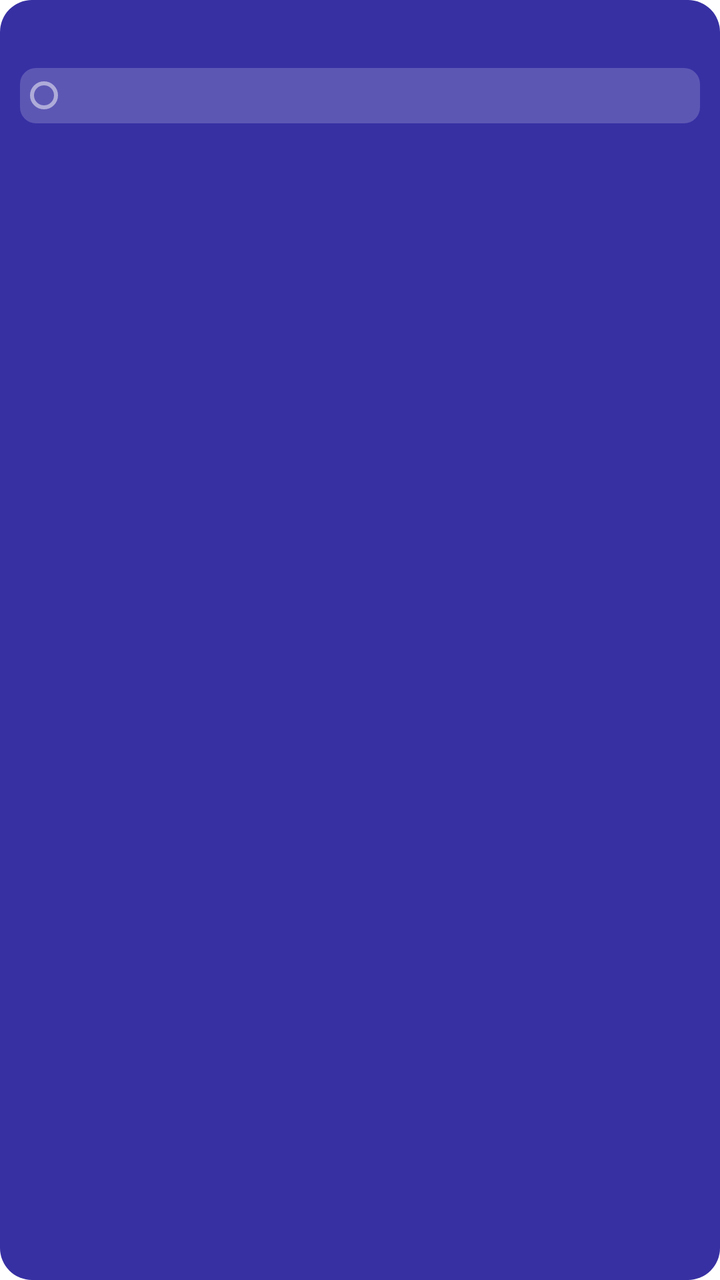
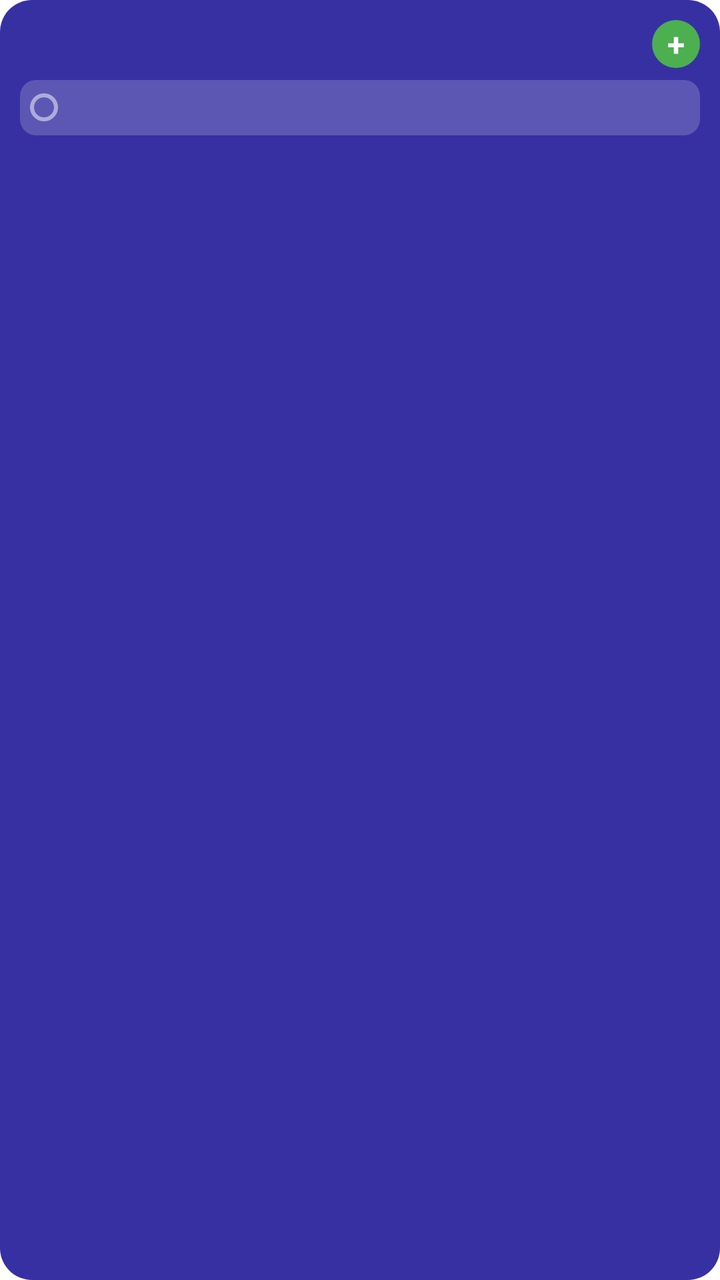

Compare the two renders of this Android layout. The source of the first and the diff that turns it into the second are given below.
<!-- AndroidManifest.xml: fallback theme Theme.MaterialComponents.DayNight.NoActionBar -->
<!-- res/layout/task_widget_medium.xml -->
<?xml version="1.0" encoding="utf-8"?>
<LinearLayout xmlns:android="http://schemas.android.com/apk/res/android"
    android:id="@+id/widget_container" android:layout_width="match_parent" android:layout_height="match_parent"
    android:background="@drawable/widget_background" android:orientation="vertical" android:padding="10dp">
    
    <LinearLayout android:layout_width="match_parent" android:layout_height="wrap_content" android:gravity="center_vertical">
        <ImageView android:layout_width="18dp" android:layout_height="18dp" android:src="@mipmap/ic_launcher"/>
        <TextView android:id="@+id/widget_date" android:layout_width="0dp" android:layout_height="wrap_content"
            android:layout_weight="1" android:layout_marginStart="6dp" android:textColor="#FFFFFF" android:textSize="13sp" android:textStyle="bold"/>
        <TextView android:id="@+id/widget_count" android:layout_width="wrap_content" android:layout_height="wrap_content"
            android:textColor="#80FFFFFF" android:textSize="12sp"/>
    </LinearLayout>
    
    <LinearLayout android:id="@+id/empty_container" android:layout_width="match_parent" android:layout_height="0dp"
        android:layout_weight="1" android:gravity="center" android:padding="8dp" android:visibility="gone">
        <TextView android:id="@+id/empty_text" android:layout_width="match_parent" android:layout_height="match_parent"
            android:gravity="center" android:maxLines="3" android:ellipsize="end" android:fontFamily="@font/caveat" android:textColor="#F2FFFFFF"
            android:autoSizeTextType="uniform" android:autoSizeMinTextSize="10sp" android:autoSizeMaxTextSize="20sp" android:autoSizeStepGranularity="1sp"/>
    </LinearLayout>
    
    <LinearLayout android:layout_width="match_parent" android:layout_height="0dp" android:layout_weight="1"
        android:layout_marginTop="6dp" android:orientation="vertical">
        <LinearLayout android:id="@+id/task_row_1" android:layout_width="match_parent" android:layout_height="wrap_content"
            android:layout_marginBottom="3dp" android:background="@drawable/widget_row_bg" android:gravity="center_vertical" android:padding="5dp">
            <ImageView android:id="@+id/task_checkbox_1" android:layout_width="14dp" android:layout_height="14dp" android:background="@drawable/widget_checkbox"/>
            <TextView android:id="@+id/priority_dot_1" android:layout_width="wrap_content" android:layout_height="wrap_content" android:text="●" android:textSize="8sp" android:textColor="#EF5350" android:layout_marginStart="3dp" android:visibility="gone"/>
            <TextView android:id="@+id/task_title_1" android:layout_width="0dp" android:layout_height="wrap_content"
                android:layout_marginStart="4dp" android:layout_weight="1" android:ellipsize="end" android:maxLines="1" android:textColor="#FFFFFF" android:textSize="13sp"/>
            <TextView android:id="@+id/task_time_1" android:layout_width="wrap_content" android:layout_height="wrap_content"
                android:textColor="#80FFFFFF" android:textSize="11sp" android:layout_marginStart="6dp" android:visibility="gone"/>
        </LinearLayout>
        <LinearLayout android:id="@+id/task_row_2" android:layout_width="match_parent" android:layout_height="wrap_content"
            android:layout_marginBottom="3dp" android:background="@drawable/widget_row_bg" android:gravity="center_vertical" android:padding="5dp" android:visibility="gone">
            <ImageView android:id="@+id/task_checkbox_2" android:layout_width="14dp" android:layout_height="14dp" android:background="@drawable/widget_checkbox"/>
            <TextView android:id="@+id/priority_dot_2" android:layout_width="wrap_content" android:layout_height="wrap_content" android:text="●" android:textSize="8sp" android:textColor="#EF5350" android:layout_marginStart="3dp" android:visibility="gone"/>
            <TextView android:id="@+id/task_title_2" android:layout_width="0dp" android:layout_height="wrap_content"
                android:layout_marginStart="4dp" android:layout_weight="1" android:ellipsize="end" android:maxLines="1" android:textColor="#FFFFFF" android:textSize="13sp"/>
            <TextView android:id="@+id/task_time_2" android:layout_width="wrap_content" android:layout_height="wrap_content"
                android:textColor="#80FFFFFF" android:textSize="11sp" android:layout_marginStart="6dp" android:visibility="gone"/>
        </LinearLayout>
        <LinearLayout android:id="@+id/task_row_3" android:layout_width="match_parent" android:layout_height="wrap_content"
            android:layout_marginBottom="3dp" android:background="@drawable/widget_row_bg" android:gravity="center_vertical" android:padding="5dp" android:visibility="gone">
            <ImageView android:id="@+id/task_checkbox_3" android:layout_width="14dp" android:layout_height="14dp" android:background="@drawable/widget_checkbox"/>
            <TextView android:id="@+id/priority_dot_3" android:layout_width="wrap_content" android:layout_height="wrap_content" android:text="●" android:textSize="8sp" android:textColor="#EF5350" android:layout_marginStart="3dp" android:visibility="gone"/>
            <TextView android:id="@+id/task_title_3" android:layout_width="0dp" android:layout_height="wrap_content"
                android:layout_marginStart="4dp" android:layout_weight="1" android:ellipsize="end" android:maxLines="1" android:textColor="#FFFFFF" android:textSize="13sp"/>
            <TextView android:id="@+id/task_time_3" android:layout_width="wrap_content" android:layout_height="wrap_content"
                android:textColor="#80FFFFFF" android:textSize="11sp" android:layout_marginStart="6dp" android:visibility="gone"/>
        </LinearLayout>
        <LinearLayout android:id="@+id/task_row_4" android:layout_width="match_parent" android:layout_height="wrap_content"
            android:layout_marginBottom="3dp" android:background="@drawable/widget_row_bg" android:gravity="center_vertical" android:padding="5dp" android:visibility="gone">
            <ImageView android:id="@+id/task_checkbox_4" android:layout_width="14dp" android:layout_height="14dp" android:background="@drawable/widget_checkbox"/>
            <TextView android:id="@+id/priority_dot_4" android:layout_width="wrap_content" android:layout_height="wrap_content" android:text="●" android:textSize="8sp" android:textColor="#EF5350" android:layout_marginStart="3dp" android:visibility="gone"/>
            <TextView android:id="@+id/task_title_4" android:layout_width="0dp" android:layout_height="wrap_content"
                android:layout_marginStart="4dp" android:layout_weight="1" android:ellipsize="end" android:maxLines="1" android:textColor="#FFFFFF" android:textSize="13sp"/>
            <TextView android:id="@+id/task_time_4" android:layout_width="wrap_content" android:layout_height="wrap_content"
                android:textColor="#80FFFFFF" android:textSize="11sp" android:layout_marginStart="6dp" android:visibility="gone"/>
        </LinearLayout>
        <LinearLayout android:id="@+id/task_row_5" android:layout_width="match_parent" android:layout_height="wrap_content"
            android:background="@drawable/widget_row_bg" android:gravity="center_vertical" android:padding="5dp" android:visibility="gone">
            <ImageView android:id="@+id/task_checkbox_5" android:layout_width="14dp" android:layout_height="14dp" android:background="@drawable/widget_checkbox"/>
            <TextView android:id="@+id/priority_dot_5" android:layout_width="wrap_content" android:layout_height="wrap_content" android:text="●" android:textSize="8sp" android:textColor="#EF5350" android:layout_marginStart="3dp" android:visibility="gone"/>
            <TextView android:id="@+id/task_title_5" android:layout_width="0dp" android:layout_height="wrap_content"
                android:layout_marginStart="4dp" android:layout_weight="1" android:ellipsize="end" android:maxLines="1" android:textColor="#FFFFFF" android:textSize="13sp"/>
            <TextView android:id="@+id/task_time_5" android:layout_width="wrap_content" android:layout_height="wrap_content"
                android:textColor="#80FFFFFF" android:textSize="11sp" android:layout_marginStart="6dp" android:visibility="gone"/>
        </LinearLayout>
    </LinearLayout>
</LinearLayout>
<!-- resources referenced by this layout -->
<resources>
  <!-- drawable widget_background (drawable) -->
  ﻿<?xml version="1.0" encoding="utf-8"?>
  <shape xmlns:android="http://schemas.android.com/apk/res/android" android:shape="rectangle">
      <solid android:color="#FF3730A3" />
      <corners android:radius="16dp" />
  </shape>
  <!-- drawable widget_checkbox (drawable) -->
  ﻿<?xml version="1.0" encoding="utf-8"?>
  <shape xmlns:android="http://schemas.android.com/apk/res/android" android:shape="oval">
      <stroke android:width="2dp" android:color="#80FFFFFF" />
      <size android:width="20dp" android:height="20dp" />
  </shape>
  <!-- drawable widget_row_bg (drawable) -->
  ﻿<?xml version="1.0" encoding="utf-8"?>
  <shape xmlns:android="http://schemas.android.com/apk/res/android" android:shape="rectangle">
      <solid android:color="#30FFFFFF" />
      <corners android:radius="8dp" />
  </shape>
  <!-- mipmap ic_launcher (mipmap-anydpi-v26) -->
  <?xml version="1.0" encoding="utf-8"?>
  <adaptive-icon xmlns:android="http://schemas.android.com/apk/res/android">
    <background android:drawable="@mipmap/ic_launcher_background"/>
    <foreground android:drawable="@mipmap/ic_launcher_foreground"/>
    <monochrome android:drawable="@mipmap/ic_launcher_monochrome"/>
  </adaptive-icon>
</resources>

<!-- the commit's change to res/layout/task_widget_medium.xml (unified diff, before → after) -->
@@ -9,13 +9,27 @@
             android:layout_weight="1" android:layout_marginStart="6dp" android:textColor="#FFFFFF" android:textSize="13sp" android:textStyle="bold"/>
         <TextView android:id="@+id/widget_count" android:layout_width="wrap_content" android:layout_height="wrap_content"
             android:textColor="#80FFFFFF" android:textSize="12sp"/>
+        <TextView android:id="@+id/widget_add_btn" android:layout_width="24dp" android:layout_height="24dp"
+            android:layout_marginStart="8dp" android:background="@drawable/widget_add_btn_bg" android:gravity="center"
+            android:text="+" android:textColor="#FFFFFF" android:textSize="16sp" android:textStyle="bold"
+            android:contentDescription="@string/widget_add_task"/>
     </LinearLayout>
     
+    <TextView android:id="@+id/context_row" android:layout_width="match_parent" android:layout_height="wrap_content"
+        android:layout_marginTop="6dp" android:background="@drawable/widget_row_bg" android:padding="6dp"
+        android:maxLines="1" android:ellipsize="end" android:textColor="#FFFFFF" android:textSize="14sp"
+        android:textStyle="bold" android:visibility="gone"/>
+    
     <LinearLayout android:id="@+id/empty_container" android:layout_width="match_parent" android:layout_height="0dp"
-        android:layout_weight="1" android:gravity="center" android:padding="8dp" android:visibility="gone">
+        android:layout_weight="1" android:orientation="vertical" android:gravity="center" android:padding="8dp" android:visibility="gone">
         <TextView android:id="@+id/empty_text" android:layout_width="match_parent" android:layout_height="match_parent"
             android:gravity="center" android:maxLines="3" android:ellipsize="end" android:fontFamily="@font/caveat" android:textColor="#F2FFFFFF"
             android:autoSizeTextType="uniform" android:autoSizeMinTextSize="10sp" android:autoSizeMaxTextSize="20sp" android:autoSizeStepGranularity="1sp"/>
+        
+        <TextView android:id="@+id/empty_context" android:layout_width="match_parent" android:layout_height="match_parent"
+            android:gravity="center" android:maxLines="3" android:ellipsize="end" android:textColor="#FFFFFF" android:textStyle="bold"
+            android:autoSizeTextType="uniform" android:autoSizeMinTextSize="11sp" android:autoSizeMaxTextSize="20sp" android:autoSizeStepGranularity="1sp"
+            android:visibility="gone"/>
     </LinearLayout>
     
     <LinearLayout android:layout_width="match_parent" android:layout_height="0dp" android:layout_weight="1"
<!-- resource entries referenced after the edit -->
@@ -1,5 +1,11 @@
 <!-- resources referenced by this layout -->
 <resources>
+  <!-- drawable widget_add_btn_bg (drawable) -->
+  <?xml version="1.0" encoding="utf-8"?>
+  <shape xmlns:android="http://schemas.android.com/apk/res/android"
+      android:shape="oval">
+      <solid android:color="#4CAF50" />
+  </shape>
   <!-- drawable widget_background (drawable) -->
   ﻿<?xml version="1.0" encoding="utf-8"?>
   <shape xmlns:android="http://schemas.android.com/apk/res/android" android:shape="rectangle">
@@ -25,5 +31,6 @@
     <foreground android:drawable="@mipmap/ic_launcher_foreground"/>
     <monochrome android:drawable="@mipmap/ic_launcher_monochrome"/>
   </adaptive-icon>
+  <string name="widget_add_task">Add task</string>
 </resources>
 
